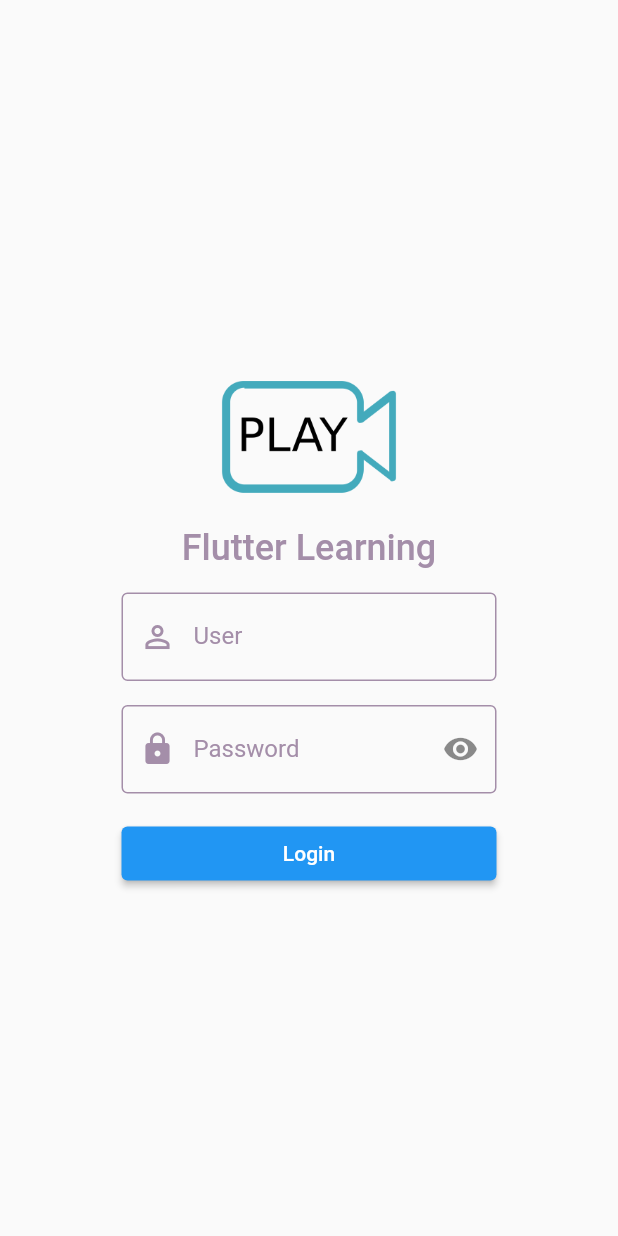
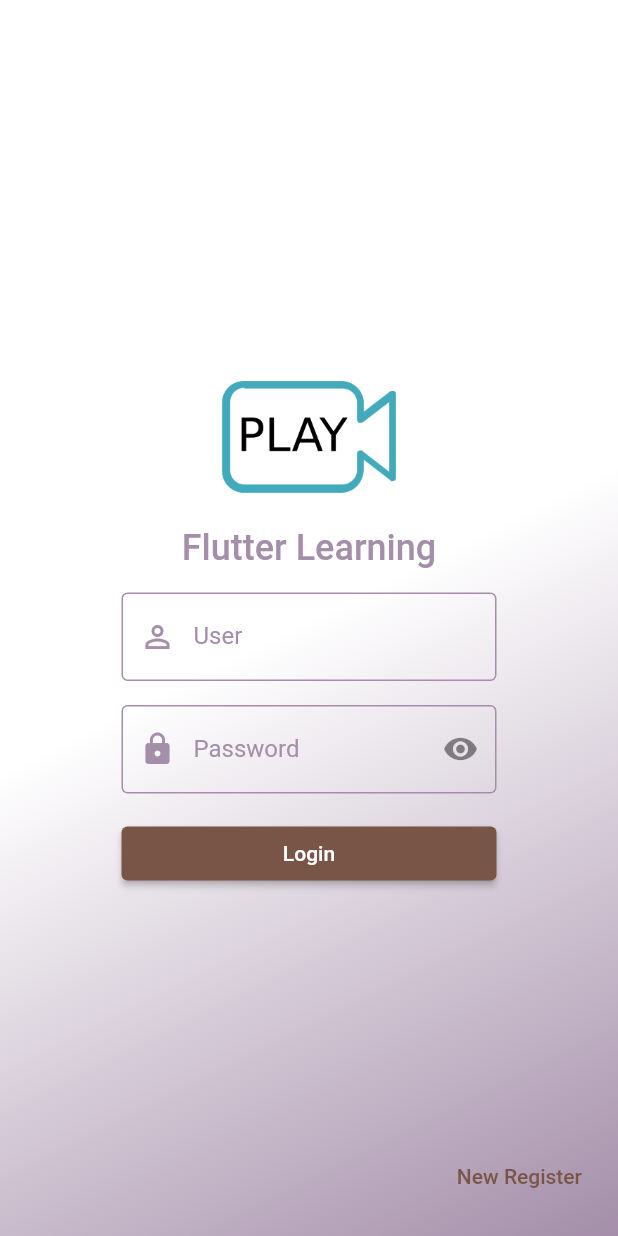
Before and after one commit to jaruneethongaram/workshopFruit, a Flutter app: the screen it shows after launch, on a phone screen of 412 x 824 dp. Run offline on Flutter 3.47's test engine with Material 2 defaults, Android fonts, the phone set to English and light mode, and no system bars.

Commit message:
finish 7 jan

```diff
--- a/lib/main.dart
+++ b/lib/main.dart
@@ -9,6 +9,7 @@ class MyApp extends StatelessWidget {
   @override
   Widget build(BuildContext context) {
     return MaterialApp(
+      theme: ThemeData(primarySwatch: Colors.brown),
       routes: routes,
       initialRoute: '/authen',
     );
--- a/lib/states/authen.dart
+++ b/lib/states/authen.dart
@@ -12,7 +12,17 @@ class _AuthenState extends State<Authen> {
 
   Widget build(BuildContext context) {
     return Scaffold(
-      body: Center(
+      floatingActionButton: buildTextButton(),
+      body: Container(
+        decoration: BoxDecoration(
+          gradient: LinearGradient(
+            colors: [Colors.white, MyStyle().darkColor],begin: Alignment(0.0,0.0),end: Alignment(1,1),
+          ),
+          // gradient: RadialGradient(radius: 1.0,
+          //   colors: [Colors.white, MyStyle().darkColor],
+          // ),
+        ),
+        child: Center(
           child: Column(
             mainAxisSize: MainAxisSize.min,
             children: [
@@ -20,7 +30,8 @@ class _AuthenState extends State<Authen> {
               buildAppName(),
               buildUser(),
               buildPassword(),
-            Container(margin: EdgeInsets.only(top: 16),
+              Container(
+                margin: EdgeInsets.only(top: 16),
                 width: 250,
                 //Container(width: MediaQuery.of(context).size.width,
                 child: ElevatedButton(
@@ -31,8 +42,14 @@ class _AuthenState extends State<Authen> {
             ],
           ),
         ),
+      ),
     );
   }
+
+  TextButton buildTextButton() => TextButton(
+        onPressed: () => Navigator.pushNamed(context, '/register'),
+        child: Text("New Register"),
+      );
 
   Container buildUser() {
     return Container(
--- a/lib/states/register.dart
+++ b/lib/states/register.dart
@@ -9,7 +9,7 @@ class _RegisterState extends State<Register> {
   @override
   Widget build(BuildContext context) {
     return Scaffold(
-
+      appBar: AppBar(),
     );
   }
 }
```
Also changed, not shown: flutter_02.png (added). Lines whose indentation alone changed are shown as unchanged.
